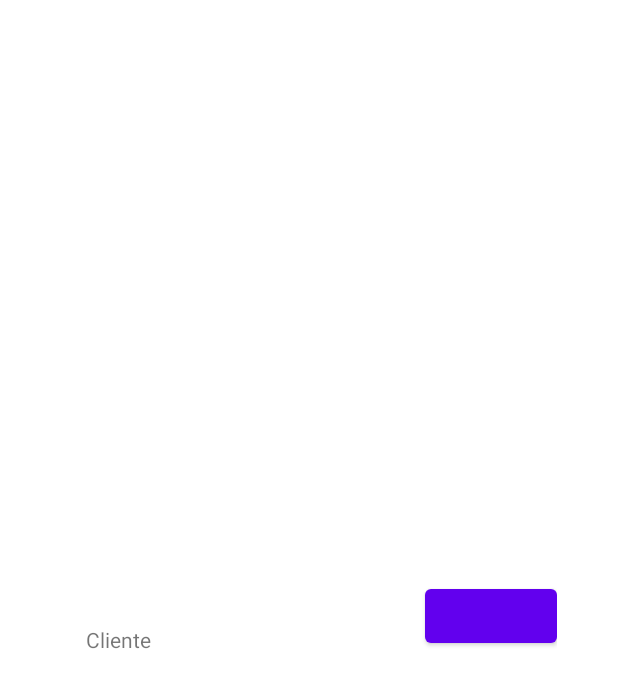
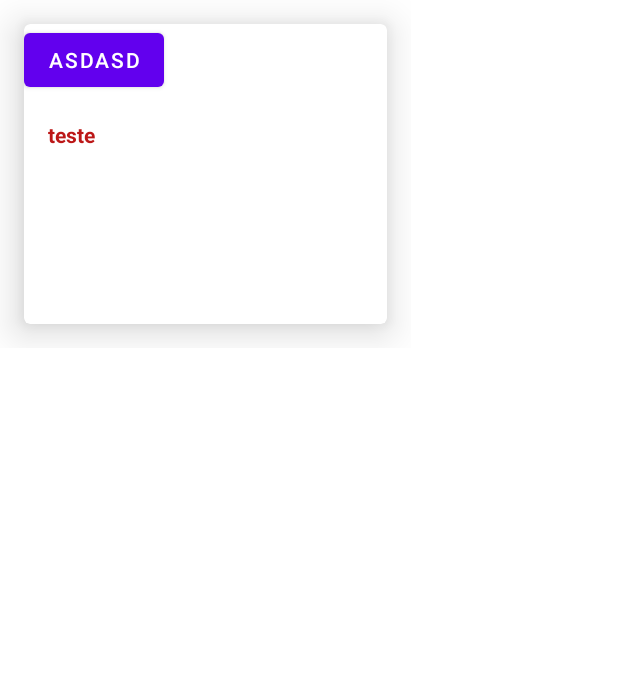
Before and after one commit to JCarvalhoOAK/AppClientesVip, an Android app: the layout linha_detalhe_cliente.xml on its own in the app's theme, with its tools: preview values and no code run, on a phone screen of 412 x 824 dp. Shown: the top 688 px of the screen. Run offline under Robolectric (Android 15) with nearby library versions, the light colour scheme and no system bars.

Commit message:
Card View List Client SUCSSESFULL

```diff
--- a/app/build.gradle
+++ b/app/build.gradle
@@ -36,6 +36,7 @@ dependencies {
     //Dependência dialog de progresso
 //    implementation 'com.github.d-max:spots-dialog:1.1@aar'
 //    implementation 'com.github.Shashank02051997:FancyAlertDialog-Android:0.2'
+    implementation 'com.squareup.picasso:picasso:2.71828'
 
     implementation 'androidx.appcompat:appcompat:1.4.0'
     implementation 'com.google.android.material:material:1.4.0'
--- a/app/src/main/java/br/com/appclientesvip/api/AppUtil.java
+++ b/app/src/main/java/br/com/appclientesvip/api/AppUtil.java
@@ -10,6 +10,9 @@ public class AppUtil {
     public static final int TIME_SPLASH = 5*1000;
     public static final String PREF_APP = "app_cliente_vip_pref";
     public static final String LOG_APP = "CLIENTE_LOG";
+
+    public static final String URL_IMG_BACKGROUND = "http:bit.ly/daaziImgBackground";
+    public static final String URL_IMG_LOGO = "http:bit.ly/daaziImgLogo";
 
     //REMOVER O VOID APOS CONCLUSAO DO SCRITP
     public static void getDataAtual(){
--- a/app/src/main/res/layout/linha_detalhe_cliente.xml
+++ b/app/src/main/res/layout/linha_detalhe_cliente.xml
@@ -1,30 +1,22 @@
 <?xml version="1.0" encoding="utf-8"?>
-<androidx.constraintlayout.widget.ConstraintLayout xmlns:android="http://schemas.android.com/apk/res/android"
+<androidx.appcompat.widget.LinearLayoutCompat xmlns:android="http://schemas.android.com/apk/res/android"
+    android:layout_width="wrap_content"
+    android:layout_height="wrap_content"
     xmlns:app="http://schemas.android.com/apk/res-auto"
-    xmlns:tools="http://schemas.android.com/tools"
-    android:layout_width="match_parent"
-    android:layout_height="match_parent">
+    android:orientation="horizontal">
+
+    <androidx.cardview.widget.CardView
+        android:layout_width="wrap_content"
+        android:layout_height="200dp"
+        android:layout_margin="16dp"
+        app:cardCornerRadius="4dp"
+        app:cardElevation="16dp">
+
 
         <LinearLayout
-        android:layout_width="wrap_content"
-        android:layout_height="wrap_content"
-        android:layout_marginStart="1dp"
-        android:layout_marginTop="1dp"
-        android:layout_marginEnd="1dp"
-        android:layout_marginBottom="1dp"
-        android:orientation="horizontal"
-        app:layout_constraintBottom_toBottomOf="parent"
-        app:layout_constraintEnd_toEndOf="parent"
-        app:layout_constraintStart_toStartOf="parent"
-        app:layout_constraintTop_toTopOf="parent">
-
-        <TextView
-            android:id="@+id/rvPrimeiroNome"
-            android:layout_width="210dp"
-            android:layout_height="wrap_content"
-            android:text="@string/txtCliente"
-            android:layout_margin="16dp"
-            />
+            android:layout_width="match_parent"
+            android:layout_height="match_parent"
+            android:orientation="vertical">
 
             <Button
                 android:id="@+id/rvPessoaFisica"
@@ -32,8 +24,59 @@
                 android:layout_height="wrap_content"
                 android:paddingLeft="16dp"
                 android:paddingRight="16dp"
-            android:textSize="14sp"
+                android:text="asdasd"
+                android:textSize="14sp" />
+
+            <TextView
+                android:id="@+id/rvPrimeiroNome"
+                android:layout_width="210dp"
+                android:layout_height="wrap_content"
+                android:layout_margin="16dp"
+                android:text="teste"
+                android:textColor="#BC1717"
                 android:textStyle="bold" />
+        </LinearLayout>
 
-    </LinearLayout>
-</androidx.constraintlayout.widget.ConstraintLayout>
+    </androidx.cardview.widget.CardView>
+
+</androidx.appcompat.widget.LinearLayoutCompat>
+
+<!--<?xml version="1.0" encoding="utf-8"?>-->
+<!--<androidx.constraintlayout.widget.ConstraintLayout xmlns:android="http://schemas.android.com/apk/res/android"-->
+<!--    xmlns:app="http://schemas.android.com/apk/res-auto"-->
+<!--    xmlns:tools="http://schemas.android.com/tools"-->
+<!--    android:layout_width="match_parent"-->
+<!--    android:layout_height="match_parent">-->
+
+<!--    <LinearLayout-->
+<!--        android:layout_width="wrap_content"-->
+<!--        android:layout_height="wrap_content"-->
+<!--        android:layout_marginStart="1dp"-->
+<!--        android:layout_marginTop="1dp"-->
+<!--        android:layout_marginEnd="1dp"-->
+<!--        android:layout_marginBottom="1dp"-->
+<!--        android:orientation="horizontal"-->
+<!--        app:layout_constraintBottom_toBottomOf="parent"-->
+<!--        app:layout_constraintEnd_toEndOf="parent"-->
+<!--        app:layout_constraintStart_toStartOf="parent"-->
+<!--        app:layout_constraintTop_toTopOf="parent">-->
+
+<!--        <TextView-->
+<!--            android:id="@+id/rvPrimeiroNome"-->
+<!--            android:layout_width="210dp"-->
+<!--            android:layout_height="wrap_content"-->
+<!--            android:text="@string/txtCliente"-->
+<!--            android:layout_margin="16dp"-->
+<!--            />-->
+
+<!--        <Button-->
+<!--            android:id="@+id/rvPessoaFisica"-->
+<!--            android:layout_width="wrap_content"-->
+<!--            android:layout_height="wrap_content"-->
+<!--            android:paddingLeft="16dp"-->
+<!--            android:paddingRight="16dp"-->
+<!--            android:textSize="14sp"-->
+<!--            android:textStyle="bold" />-->
+
+<!--    </LinearLayout>-->
+<!--</androidx.constraintlayout.widget.ConstraintLayout>-->
--- a/app/src/main/res/values/colors.xml
+++ b/app/src/main/res/values/colors.xml
@@ -7,4 +7,10 @@
     <color name="teal_700">#FF018786</color>
     <color name="black">#FF000000</color>
     <color name="white">#FFFFFFFF</color>
+    <color name="colorBranco">#FFFFFFFF</color>
+    <color name="colorAccent">#FF5722</color>
+    <color name="colorAzulBotao">#00BCD4</color>
+    <color name="colorVerde">#1A5C0B</color>
+
+
 </resources>
--- a/app/src/main/res/values/strings.xml
+++ b/app/src/main/res/values/strings.xml
@@ -23,6 +23,7 @@
 
     <!-- Chamada Geral  -->
     <string name="txtCliente">Cliente</string>
+    <string name="txtHintEmailCadastrado">Email de cadastro</string>
 
 
 
```
Also changed, not shown: app/src/main/java/br/com/appclientesvip/view/ConsultarClientesActivity.java (+9 -9 lines), app/src/main/java/br/com/appclientesvip/view/LoginActivity.java (+29 -12 lines), app/src/main/res/layout/activity_login_novo.xml (added, +190 -0 lines), app/src/main/res/layout/carregando_animacao.xml (added, +19 -0 lines), app/src/main/res/drawable/carregando_img.png (added), 3 other files. Lines whose indentation alone changed are shown as unchanged.
